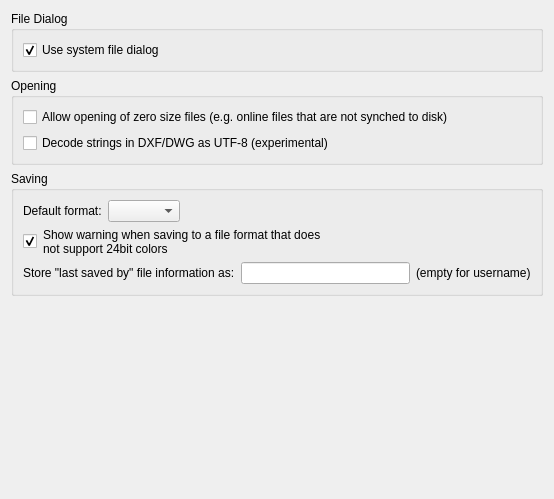
qcad/qcad, file scripts/File/SaveAs/PreferencesPage.ui: the form before one commit.
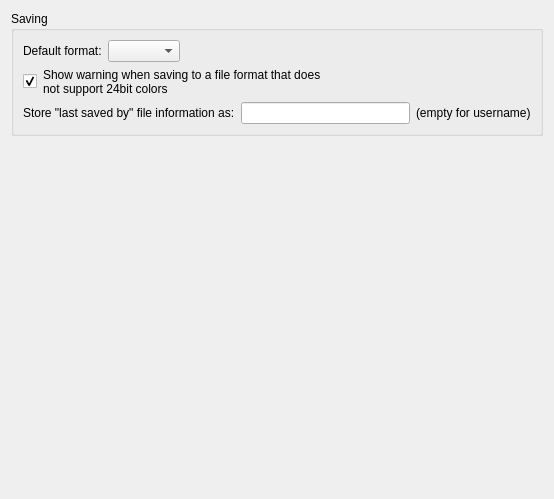
The form after the commit.

Commit message:
split File > Open/Save preferences into File, File > Open and File > Save pages
- File: file dialog preference, File > Open: opening preferences,
  File > Save: saving preferences
- all existing preferences keep their keys (SaveAs/...)
- File > Open: folder for opening files (OpenFile/Path) with folder chooser,
  new option to always use that folder (OpenFile/AlwaysUsePath)
- preferences tree: attach page of a top level item also if the item was
  created by a sub page

Patch:
```diff
--- a/scripts/File/SaveAs/PreferencesPage.ui
+++ b/scripts/File/SaveAs/PreferencesPage.ui
@@ -11,48 +11,6 @@
    </rect>
   </property>
   <layout class="QVBoxLayout" name="verticalLayout_4">
-   <item>
-    <widget class="QGroupBox" name="groupBox_2">
-     <property name="title">
-      <string>File Dialog</string>
-     </property>
-     <layout class="QVBoxLayout" name="verticalLayout_2">
-      <item>
-       <widget class="QCheckBox" name="UseSystemFileDialog">
-        <property name="text">
-         <string>Use system file dialog</string>
-        </property>
-        <property name="checked">
-         <bool>true</bool>
-        </property>
-       </widget>
-      </item>
-     </layout>
-    </widget>
-   </item>
-   <item>
-    <widget class="QGroupBox" name="groupBox_3">
-     <property name="title">
-      <string>Opening</string>
-     </property>
-     <layout class="QVBoxLayout" name="verticalLayout_3">
-      <item>
-       <widget class="QCheckBox" name="OpenZeroSizeFile">
-        <property name="text">
-         <string>Allow opening of zero size files (e.g. online files that are not synched to disk)</string>
-        </property>
-       </widget>
-      </item>
-      <item>
-       <widget class="QCheckBox" name="UTF8">
-        <property name="text">
-         <string>Decode strings in DXF/DWG as UTF-8 (experimental)</string>
-        </property>
-       </widget>
-      </item>
-     </layout>
-    </widget>
-   </item>
    <item>
     <widget class="QGroupBox" name="groupBox">
      <property name="title">
```
The commit also changes 8 other files.
